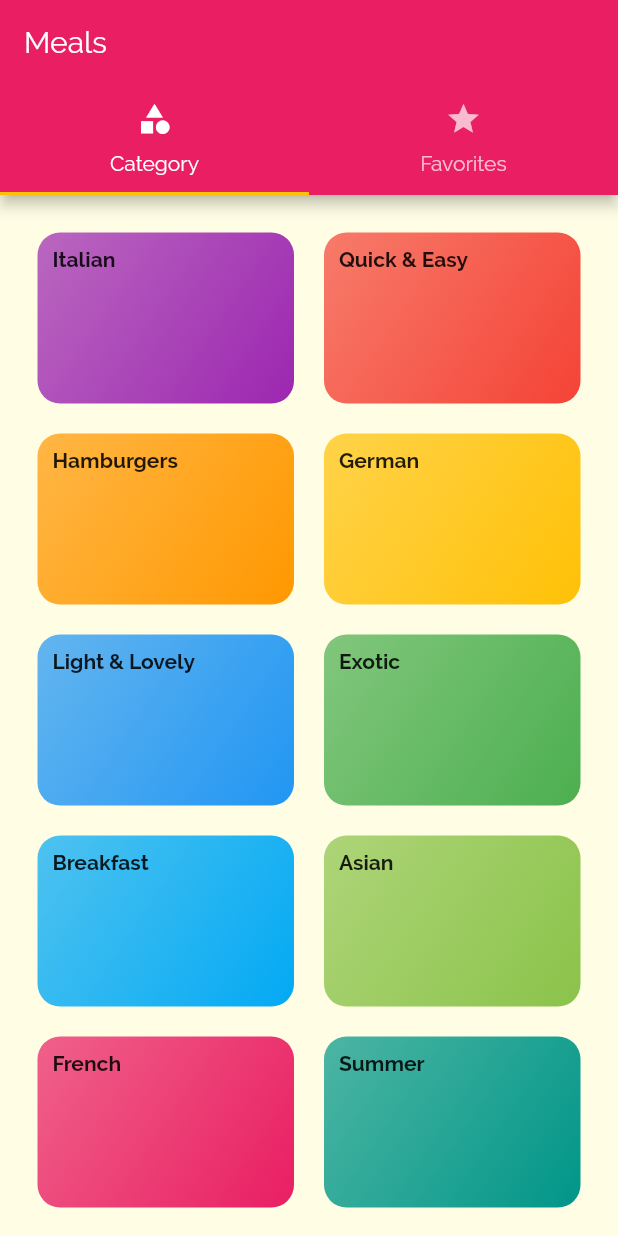
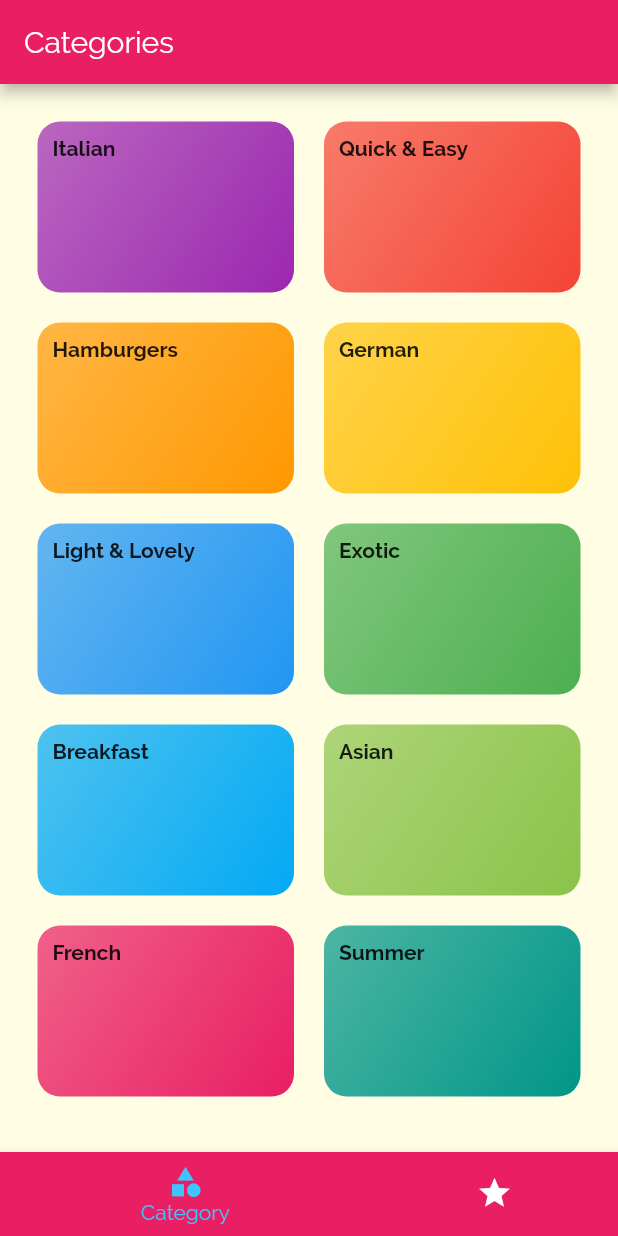
Before and after one commit to benkigera/meals_app, a Flutter app: the screen it shows after launch, on a phone screen of 412 x 824 dp. Run offline on Flutter 3.47's test engine with Material 2 defaults, Android fonts, the phone set to English and light mode, and no system bars.

```diff
--- a/lib/main.dart
+++ b/lib/main.dart
@@ -18,7 +18,7 @@ class MyApp extends StatelessWidget {
       title: 'Deli Meals',
       theme: ThemeData(
         primarySwatch: Colors.pink,
-        accentColor: Colors.amber,
+        accentColor: Colors.lightBlueAccent,
         canvasColor: Color.fromRGBO(255, 254, 229, 1),
         fontFamily: 'Raleway',
       ),
--- a/lib/screens/tabs_screen.dart
+++ b/lib/screens/tabs_screen.dart
@@ -1,4 +1,5 @@
 import 'package:flutter/material.dart';
+import 'package:flutter/services.dart';
 import 'package:meals_app/models/category.dart';
 import 'package:meals_app/screens/categories_screen.dart';
 import 'package:meals_app/screens/favorites_screen.dart';
@@ -9,30 +10,46 @@ class TabScreen extends StatefulWidget {
 }
 
 class _TabScreenState extends State<TabScreen> {
+  final List<Map<String, Object>> _pages = [
+    {'page': CategoryScreen(), 'title': 'Categories'},
+    {'page': FavoritesScreen(), 'title': 'Favorites'}
+  ];
+
+  int _selectedPageIndex = 0;
+
+  void _selectPage(int index) {
+    setState(() {
+      _selectedPageIndex = index;
+    });
+  }
+
   @override
   Widget build(BuildContext context) {
-    return DefaultTabController(
-        length: 2,
-        child: Scaffold(
+    return Scaffold(
       appBar: AppBar(
-            title: Text('Meals'),
-            bottom: TabBar(
-              tabs: [
-                Tab(
+        title: Text(_pages[_selectedPageIndex]['title']),
+      ),
+      body: _pages[_selectedPageIndex]['page'],
+      bottomNavigationBar: BottomNavigationBar(
+        onTap: _selectPage,
+        currentIndex: _selectedPageIndex,
+        selectedItemColor: Theme.of(context).accentColor,
+        unselectedItemColor: Colors.white,
+        type: BottomNavigationBarType.shifting,
+        backgroundColor: Theme.of(context).primaryColor,
+        items: [
+          BottomNavigationBarItem(
+            backgroundColor: Theme.of(context).primaryColor,
+            label: 'Category',
             icon: Icon(Icons.category),
-                  text: 'Category',
           ),
-                Tab(
+          BottomNavigationBarItem(
+            backgroundColor: Theme.of(context).primaryColor,
+            label: 'Favorites',
             icon: Icon(Icons.star),
-                  text: 'Favorites',
           )
         ],
       ),
-          ),
-          body: TabBarView(children: [
-            CategoryScreen(),
-            FavoritesScreen()
-          ],),
-        ));
+    );
   }
 }
```
Lines whose indentation alone changed are shown as unchanged.
